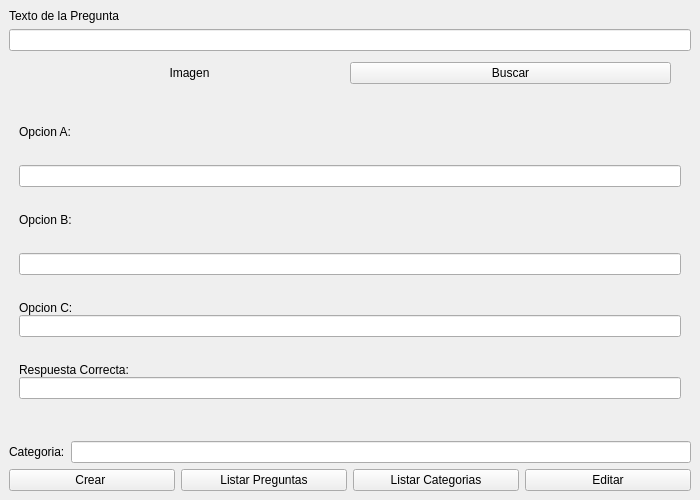
The window that ventanacrearpreguntas.ui (IvanParedes03/TriviaLP2) describes before a commit, drawn with Qt 5.
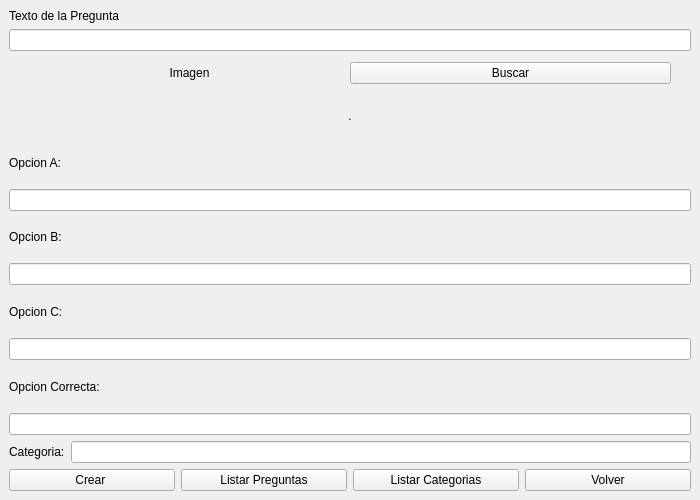
The same window after the commit.

```diff
--- a/ventanacrearpreguntas.ui
+++ b/ventanacrearpreguntas.ui
@@ -29,9 +29,7 @@
    <property name="enabled">
     <bool>true</bool>
    </property>
-   <layout class="QVBoxLayout" name="verticalLayout_5">
-    <item>
-     <layout class="QVBoxLayout" name="verticalLayout_4">
+   <layout class="QVBoxLayout" name="verticalLayout">
       <item>
        <widget class="QLabel" name="label_2">
         <property name="sizePolicy">
@@ -48,23 +46,6 @@
       <item>
        <widget class="QLineEdit" name="lineEdit_pregunta"/>
       </item>
-     </layout>
-    </item>
-    <item>
-     <spacer name="verticalSpacer_10">
-      <property name="orientation">
-       <enum>Qt::Orientation::Vertical</enum>
-      </property>
-      <property name="sizeHint" stdset="0">
-       <size>
-        <width>20</width>
-        <height>40</height>
-       </size>
-      </property>
-     </spacer>
-    </item>
-    <item>
-     <layout class="QVBoxLayout" name="verticalLayout">
       <item>
        <layout class="QHBoxLayout" name="horizontalLayout">
         <property name="spacing">
@@ -101,19 +82,6 @@
         </item>
        </layout>
       </item>
-      <item>
-       <spacer name="verticalSpacer_6">
-        <property name="orientation">
-         <enum>Qt::Orientation::Vertical</enum>
-        </property>
-        <property name="sizeHint" stdset="0">
-         <size>
-          <width>20</width>
-          <height>40</height>
-         </size>
-        </property>
-       </spacer>
-      </item>
       <item>
        <widget class="QLabel" name="label_imagen">
         <property name="maximumSize">
@@ -123,7 +91,7 @@
          </size>
         </property>
         <property name="text">
-         <string/>
+       <string>.</string>
         </property>
         <property name="alignment">
          <set>Qt::AlignmentFlag::AlignCenter</set>
@@ -134,71 +102,15 @@
        </widget>
       </item>
       <item>
-       <spacer name="verticalSpacer_5">
-        <property name="orientation">
-         <enum>Qt::Orientation::Vertical</enum>
-        </property>
-        <property name="sizeHint" stdset="0">
-         <size>
-          <width>20</width>
-          <height>40</height>
-         </size>
-        </property>
-       </spacer>
-      </item>
-      <item>
-       <layout class="QVBoxLayout" name="verticalLayout_3">
-        <property name="spacing">
-         <number>0</number>
-        </property>
-        <property name="leftMargin">
-         <number>10</number>
-        </property>
-        <property name="topMargin">
-         <number>10</number>
-        </property>
-        <property name="rightMargin">
-         <number>10</number>
-        </property>
-        <property name="bottomMargin">
-         <number>10</number>
-        </property>
-        <item>
          <widget class="QLabel" name="label_5">
           <property name="text">
            <string>Opcion A:</string>
           </property>
          </widget>
         </item>
-        <item>
-         <spacer name="verticalSpacer_11">
-          <property name="orientation">
-           <enum>Qt::Orientation::Vertical</enum>
-          </property>
-          <property name="sizeHint" stdset="0">
-           <size>
-            <width>20</width>
-            <height>40</height>
-           </size>
-          </property>
-         </spacer>
-        </item>
         <item>
          <widget class="QLineEdit" name="lineEdit_opcionA"/>
         </item>
-        <item>
-         <spacer name="verticalSpacer">
-          <property name="orientation">
-           <enum>Qt::Orientation::Vertical</enum>
-          </property>
-          <property name="sizeHint" stdset="0">
-           <size>
-            <width>20</width>
-            <height>40</height>
-           </size>
-          </property>
-         </spacer>
-        </item>
         <item>
          <widget class="QLabel" name="label_6">
           <property name="text">
@@ -206,35 +118,9 @@
           </property>
          </widget>
         </item>
-        <item>
-         <spacer name="verticalSpacer_12">
-          <property name="orientation">
-           <enum>Qt::Orientation::Vertical</enum>
-          </property>
-          <property name="sizeHint" stdset="0">
-           <size>
-            <width>20</width>
-            <height>40</height>
-           </size>
-          </property>
-         </spacer>
-        </item>
         <item>
          <widget class="QLineEdit" name="lineEdit_opcionB"/>
         </item>
-        <item>
-         <spacer name="verticalSpacer_2">
-          <property name="orientation">
-           <enum>Qt::Orientation::Vertical</enum>
-          </property>
-          <property name="sizeHint" stdset="0">
-           <size>
-            <width>20</width>
-            <height>40</height>
-           </size>
-          </property>
-         </spacer>
-        </item>
         <item>
          <widget class="QLabel" name="label_7">
           <property name="text">
@@ -245,23 +131,10 @@
         <item>
          <widget class="QLineEdit" name="lineEdit_opcionC"/>
         </item>
-        <item>
-         <spacer name="verticalSpacer_3">
-          <property name="orientation">
-           <enum>Qt::Orientation::Vertical</enum>
-          </property>
-          <property name="sizeHint" stdset="0">
-           <size>
-            <width>20</width>
-            <height>40</height>
-           </size>
-          </property>
-         </spacer>
-        </item>
         <item>
          <widget class="QLabel" name="label_8">
           <property name="text">
-           <string>Respuesta Correcta:</string>
+       <string>Opcion Correcta:</string>
           </property>
          </widget>
         </item>
@@ -273,37 +146,7 @@
          </widget>
         </item>
         <item>
-         <spacer name="verticalSpacer_4">
-          <property name="orientation">
-           <enum>Qt::Orientation::Vertical</enum>
-          </property>
-          <property name="sizeHint" stdset="0">
-           <size>
-            <width>20</width>
-            <height>40</height>
-           </size>
-          </property>
-         </spacer>
-        </item>
-       </layout>
-      </item>
-      <item>
-       <spacer name="verticalSpacer_7">
-        <property name="orientation">
-         <enum>Qt::Orientation::Vertical</enum>
-        </property>
-        <property name="sizeHint" stdset="0">
-         <size>
-          <width>20</width>
-          <height>40</height>
-         </size>
-        </property>
-       </spacer>
-      </item>
-      <item>
-       <layout class="QVBoxLayout" name="verticalLayout_2">
-        <item>
-         <layout class="QHBoxLayout" name="horizontalLayout_4">
+     <layout class="QHBoxLayout" name="horizontalLayout_2">
           <item>
            <widget class="QLabel" name="label_9">
             <property name="text">
@@ -316,32 +159,6 @@
           </item>
          </layout>
         </item>
-        <item>
-         <spacer name="verticalSpacer_8">
-          <property name="orientation">
-           <enum>Qt::Orientation::Vertical</enum>
-          </property>
-          <property name="sizeHint" stdset="0">
-           <size>
-            <width>20</width>
-            <height>40</height>
-           </size>
-          </property>
-         </spacer>
-        </item>
-        <item>
-         <spacer name="verticalSpacer_13">
-          <property name="orientation">
-           <enum>Qt::Orientation::Vertical</enum>
-          </property>
-          <property name="sizeHint" stdset="0">
-           <size>
-            <width>20</width>
-            <height>40</height>
-           </size>
-          </property>
-         </spacer>
-        </item>
         <item>
          <layout class="QHBoxLayout" name="horizontalLayout_3">
           <item>
@@ -368,26 +185,9 @@
           <item>
            <widget class="QPushButton" name="pushButton_editarPreguntaConfirmar">
             <property name="text">
-             <string>Editar</string>
-            </property>
-           </widget>
-          </item>
-         </layout>
-        </item>
-       </layout>
-      </item>
-      <item>
-       <spacer name="verticalSpacer_9">
-        <property name="orientation">
-         <enum>Qt::Orientation::Vertical</enum>
-        </property>
-        <property name="sizeHint" stdset="0">
-         <size>
-          <width>20</width>
-          <height>40</height>
-         </size>
-        </property>
-       </spacer>
+         <string>Volver</string>
+        </property>
+       </widget>
       </item>
      </layout>
     </item>
```
Left out of the diff: 2 changed lines with no effect on the pictures. Lines whose indentation alone changed are shown as unchanged.
